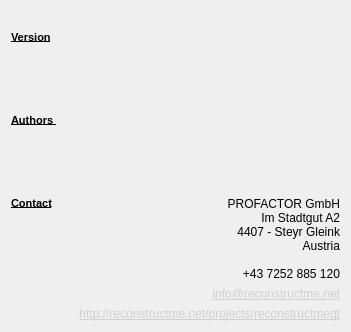
First picture: the form in ui/about_dialog.ui, repository cheind/reconstructme-qt, before the edit.
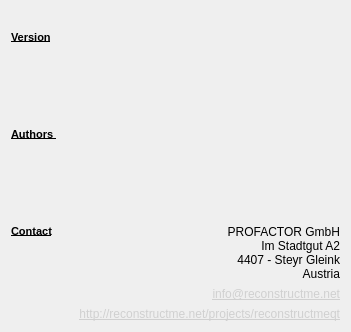
Second picture: the form after the edit.

Commit message: removed phone number from about dialog to avoid too many calls

What changed in the file:
```diff
--- a/ui/about_dialog.ui
+++ b/ui/about_dialog.ui
@@ -121,9 +121,7 @@
             <string>PROFACTOR GmbH
 Im Stadtgut A2
 4407 - Steyr Gleink
-Austria
-
-+43 7252 885 120</string>
+Austria</string>
            </property>
            <property name="alignment">
             <set>Qt::AlignRight|Qt::AlignTop|Qt::AlignTrailing</set>
```
